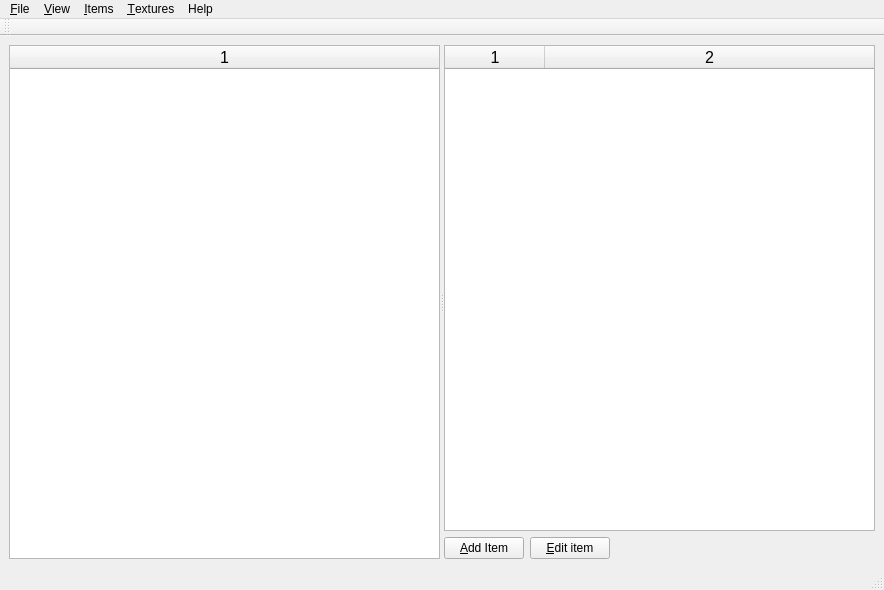
Old version of the form itemEditor/src/mainForm.ui in the repository jeremydumais/TheWarrior.
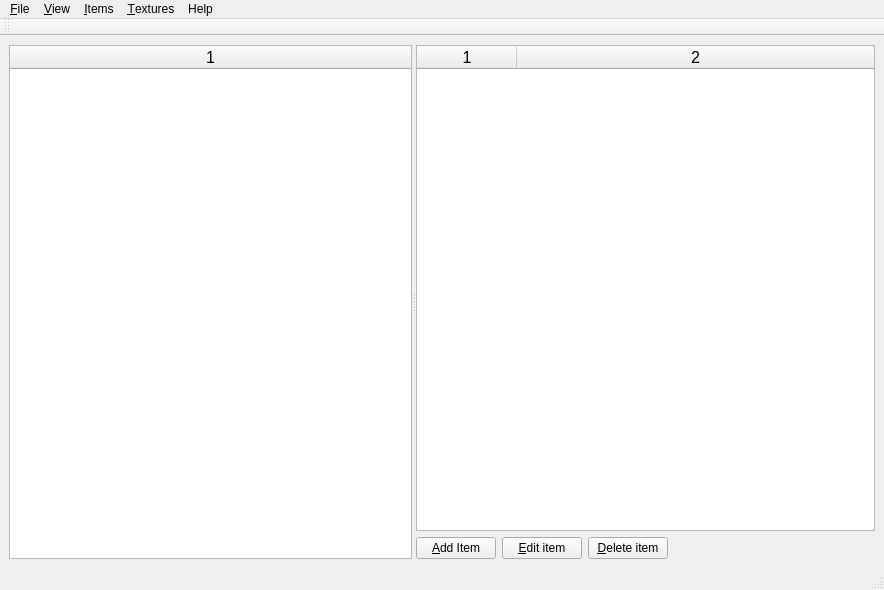
New version of the form. Icons and pictures are not drawn.

Commit message: Complete delete functionnality in ItemEditor, Complete Items menu, ensure application works without config file and add doubleclick and keypress function on lists.

The edit to the form file:
```diff
--- a/itemEditor/src/mainForm.ui
+++ b/itemEditor/src/mainForm.ui
@@ -125,6 +125,17 @@
               </property>
              </widget>
             </item>
+            <item>
+             <widget class="QPushButton" name="pushButtonDeleteItem">
+              <property name="text">
+               <string>&amp;Delete item</string>
+              </property>
+              <property name="icon">
+               <iconset resource="../res/global.qrc">
+                <normaloff>:/commonUI/res/gtk-delete.svg</normaloff>:/commonUI/res/gtk-delete.svg</iconset>
+              </property>
+             </widget>
+            </item>
             <item>
              <spacer name="horizontalSpacer">
               <property name="orientation">
```
Left out of the diff: 18 changed lines with no effect on the pictures. The commit also changes 16 other files.
